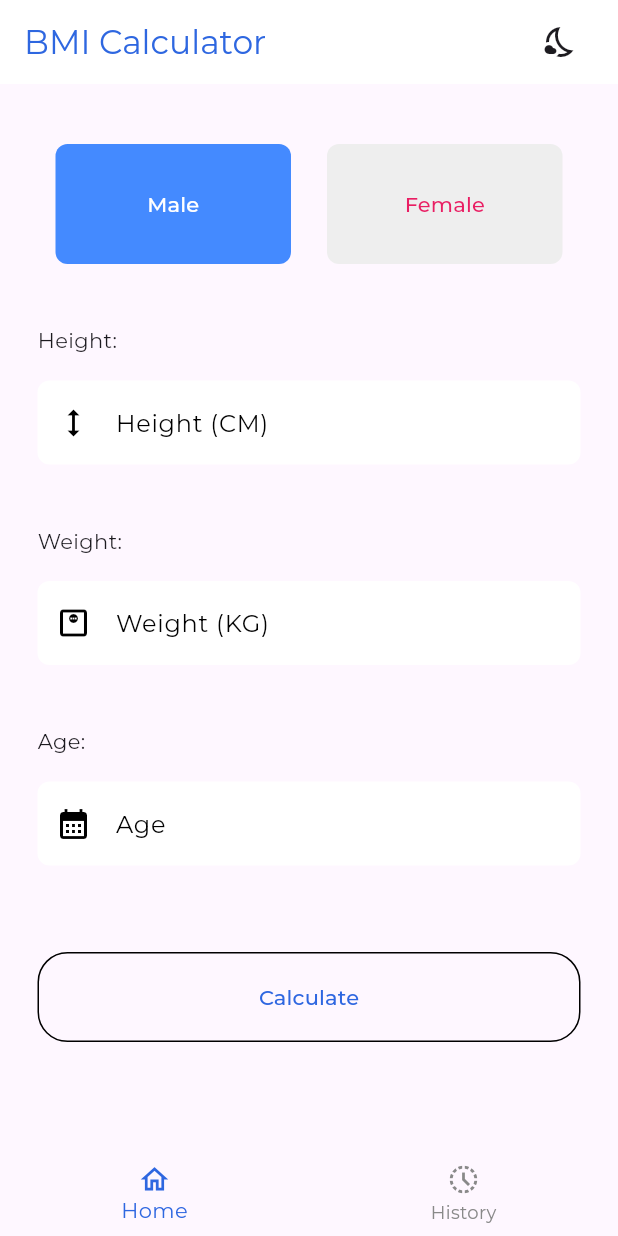
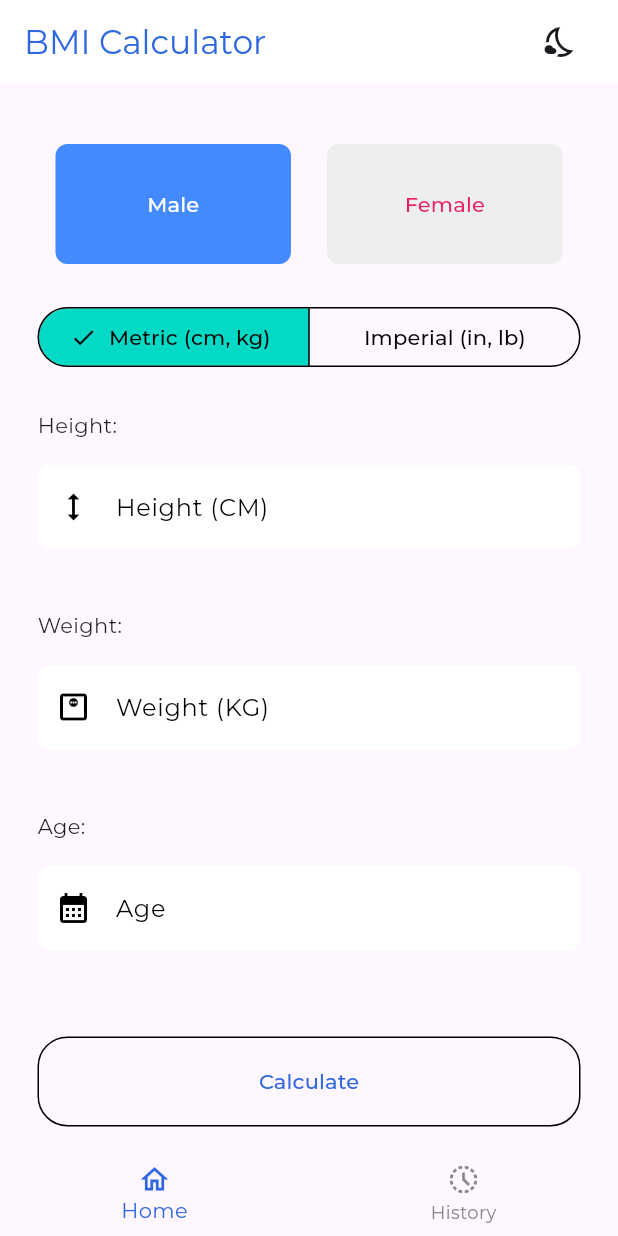
Before and after one commit to Syf-Almjd/BMIHealthy, a Flutter app: the screen it shows after launch, on a phone screen of 412 x 824 dp. Run offline on Flutter 3.47's test engine with Material 3 defaults, Android fonts, the phone set to English and light mode, and no system bars; our stand-ins replace adaptive_theme, bloc, device_preview, flutter_bloc, google_mobile_ads, shared_preferences and 1 more; network calls fail.

Commit message:
BMI: metric/imperial units and input validation (part 4/7)

```diff
--- a/lib/src/presentation/Modules/Home/BMICalculator/BMICalculator.dart
+++ b/lib/src/presentation/Modules/Home/BMICalculator/BMICalculator.dart
@@ -7,6 +7,7 @@ import 'package:flutter/material.dart';
 import 'package:google_mobile_ads/google_mobile_ads.dart';
 
 import '../../../../config/utils/styles/app_colors.dart';
+import '../../../../domain/bmi_entry.dart';
 import '../../../Ads/ad_helper.dart';
 import '../../../Shared/Components.dart';
 
@@ -18,6 +19,7 @@ class BMICalculator extends StatefulWidget {
 
 class _BMICalculatorState extends State<BMICalculator> {
   int indexMaleFemale = 0;
+  bool imperial = false;
   TextEditingController height = TextEditingController();
   TextEditingController weight = TextEditingController();
   TextEditingController age = TextEditingController();
@@ -84,18 +86,31 @@ class _BMICalculatorState extends State<BMICalculator> {
               radioButton("Female", Colors.pink, 1),
             ],
           ),
-          getCube(5, context),
+          getCube(3, context),
+          SegmentedButton<bool>(
+            key: const Key('unit_toggle'),
+            segments: const [
+              ButtonSegment(value: false, label: Text('Metric (cm, kg)')),
+              ButtonSegment(value: true, label: Text('Imperial (in, lb)')),
+            ],
+            selected: {imperial},
+            onSelectionChanged: (v) => setState(() {
+              imperial = v.first;
+              height.clear();
+              weight.clear();
+            }),
+          ),
+          getCube(3, context),
           const Text(
             "Height:",
           ),
           getCube(2, context),
           TextField(
-            keyboardType: TextInputType.number,
-
-            // textAlign: TextAlign.center,
+            key: const Key('height_field'),
+            keyboardType: const TextInputType.numberWithOptions(decimal: true),
             controller: height,
             decoration: InputDecoration(
-              hintText: "Height (CM)",
+              hintText: imperial ? "Height (IN)" : "Height (CM)",
               filled: true,
               prefixIcon: const Icon(Icons.height),
               border: OutlineInputBorder(
@@ -109,13 +124,13 @@ class _BMICalculatorState extends State<BMICalculator> {
           ),
           getCube(2, context),
           TextField(
-            keyboardType: TextInputType.number,
-            // textAlign: TextAlign.center,
+            key: const Key('weight_field'),
+            keyboardType: const TextInputType.numberWithOptions(decimal: true),
             controller: weight,
 
             decoration: InputDecoration(
                 prefixIcon: const Icon(Icons.monitor_weight_outlined),
-                hintText: "Weight (KG)",
+                hintText: imperial ? "Weight (LB)" : "Weight (KG)",
                 filled: true,
                 border: OutlineInputBorder(
                   borderRadius: BorderRadius.circular(8.0),
@@ -128,8 +143,8 @@ class _BMICalculatorState extends State<BMICalculator> {
           ),
           getCube(2, context),
           TextField(
+            key: const Key('age_field'),
             keyboardType: TextInputType.number,
-            // textAlign: TextAlign.center,
             controller: age,
             decoration: InputDecoration(
                 prefixIcon: const Icon(Icons.calendar_month),
@@ -179,25 +194,39 @@ class _BMICalculatorState extends State<BMICalculator> {
       return;
     }
 
-    heightData = double.parse(height.text);
-    weightData = double.parse(weight.text);
-    ageData = double.parse(age.text);
-    // var ageData = int.parse(age.text);
-    showToast(BMI(heightData, weightData).toString(), context);
+    final h = double.tryParse(height.text.trim().replaceAll(',', '.'));
+    final w = double.tryParse(weight.text.trim().replaceAll(',', '.'));
+    final a = double.tryParse(age.text.trim());
+    if (h == null || h <= 0) {
+      showToast("Enter a valid height", context);
+      return;
+    }
+    if (w == null || w <= 0) {
+      showToast("Enter a valid weight", context);
+      return;
+    }
+    if (a == null || a <= 0) {
+      showToast("Enter a valid age", context);
+      return;
+    }
+    heightData = imperial ? h * cmPerInch : h;
+    weightData = imperial ? w * kgPerPound : w;
+    ageData = a;
+    final bmiNow = BMI(heightData, weightData);
+    showToast(bmiNow.toString(), context);
     setState(() {
-      result = BMI(heightData, weightData);
+      result = bmiNow;
       ResultIndex(result);
       isVisible = true;
     });
     LocalDataCubit.get(context)
-        .saveDataToList(AppConstants.previousBmiList, result.toString());
+        .saveDataToList(AppConstants.previousBmiList,
+            BmiEntry.encode(result, DateTime.now()));
     return;
   }
 
   double BMI(double height, double weight) {
-    double bmi = (weight / height / height) * 10000;
-    double BMIValue = double.parse(bmi.toStringAsFixed(2));
-    return BMIValue;
+    return bmiFromMetric(height, weight);
   }
 
   void MaleFemaleIndex(int index) {
```
